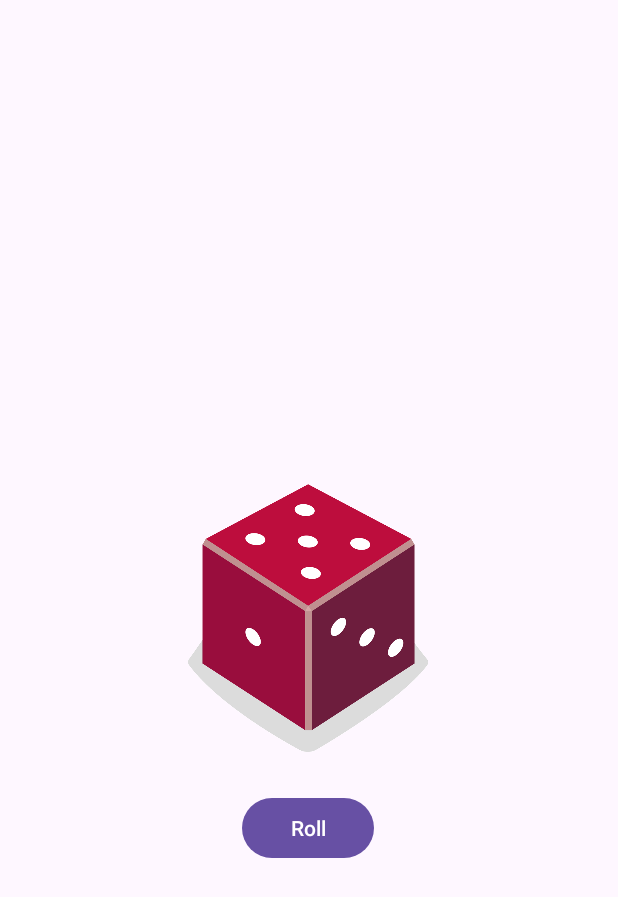
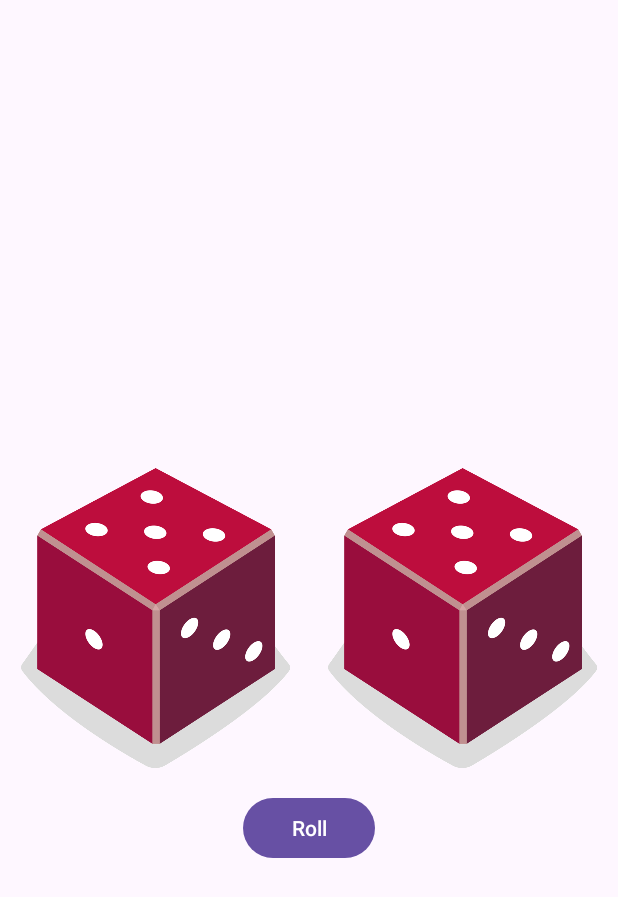
Before and after one commit to StanislavMamulin/dice-app, an Android app: the screen it shows after launch (MainActivity), on a phone screen of 412 x 824 dp. Shown: the top 897 px of the screen. Run offline under Robolectric (Android 15) with nearby library versions, the phone set to English and light mode, and no system bars.

Commit message:
feat: add second dice

```diff
--- a/app/src/main/java/com/example/diceroller/MainActivity.kt
+++ b/app/src/main/java/com/example/diceroller/MainActivity.kt
@@ -4,36 +4,43 @@ import androidx.appcompat.app.AppCompatActivity
 import android.os.Bundle
 import android.widget.Button
 import android.widget.ImageView
-import android.widget.Toast
 
 /**
  * This activity allows the user to roll a dice and view the result
  * on the screen.
  */
-class MainActivity : AppCompatActivity() {
+class MainActivity() : AppCompatActivity() {
     override fun onCreate(savedInstanceState: Bundle?) {
         super.onCreate(savedInstanceState)
         setContentView(R.layout.activity_main)
 
+        // Create new Dices object with 6 sides
+        val dice1 = Dice(6)
+        val dice2 = Dice(6)
+
+        // Find dices' ImageView in the layout
+        val dice1Image: ImageView = findViewById(R.id.dice1ImageView)
+        val dice2Image: ImageView = findViewById(R.id.dice2ImageView)
+
         val rollButton: Button = findViewById(R.id.button)
-        rollButton.setOnClickListener { rollDice() }
+        rollButton.setOnClickListener {
+            rollDice(dice1, dice1Image)
+            rollDice(dice2, dice2Image)
+        }
 
-        rollDice()
+        rollDice(dice1, dice1Image)
+        rollDice(dice2, dice2Image)
     }
 
     /**
      * Roll the dice and update the screen with the result.
      */
-    private fun rollDice() {
-        // Create new Dice object with 6 sides and roll the dice
-        val dice = Dice(6)
+    private fun rollDice(dice: Dice, diceImage: ImageView) {
         val diceRoll = dice.roll()
+        setDiceImage(diceRoll, diceImage)
+    }
 
-        Toast.makeText(this, "Dice rolled!", Toast.LENGTH_SHORT).show()
-
-        // Find the ImageView in the layout
-        val diceImage: ImageView = findViewById(R.id.imageView)
-
+    private fun setDiceImage (diceRoll: Int, diceImageView: ImageView) {
         // Determine which drawable resource ID to use based on the dice roll
         val drawableResource = when (diceRoll) {
             1 -> R.drawable.dice_1
@@ -45,10 +52,10 @@ class MainActivity : AppCompatActivity() {
         }
 
         // Update the ImageView with the correct drawable resource ID
-        diceImage.setImageResource(drawableResource)
+        diceImageView.setImageResource(drawableResource)
 
         // Update the content description
-        diceImage.contentDescription = diceRoll.toString()
+        diceImageView.contentDescription = diceRoll.toString()
     }
 }
 
--- a/app/src/main/res/layout/activity_main.xml
+++ b/app/src/main/res/layout/activity_main.xml
@@ -6,6 +6,34 @@
     android:layout_height="match_parent"
     tools:context=".MainActivity">
 
+    <LinearLayout
+        android:id="@+id/linearLayout"
+        android:layout_width="409dp"
+        android:layout_height="200dp"
+        android:orientation="horizontal"
+        app:layout_constraintBottom_toBottomOf="parent"
+        app:layout_constraintEnd_toEndOf="parent"
+        app:layout_constraintStart_toStartOf="parent"
+        app:layout_constraintTop_toTopOf="parent">
+
+        <ImageView
+            android:id="@+id/dice1ImageView"
+            android:layout_width="wrap_content"
+            android:layout_height="200dp"
+            android:layout_weight="1"
+            android:contentDescription="@string/dice_1_image"
+            tools:srcCompat="@drawable/dice_1" />
+
+        <ImageView
+            android:id="@+id/dice2ImageView"
+            android:layout_width="wrap_content"
+            android:layout_height="200dp"
+            android:layout_weight="1"
+            android:contentDescription="@string/dice_2_image"
+            tools:srcCompat="@drawable/dice_2" />
+
+    </LinearLayout>
+
     <Button
         android:id="@+id/button"
         android:layout_width="wrap_content"
@@ -13,20 +41,7 @@
         android:layout_marginTop="16dp"
         android:text="@string/roll_button"
         app:layout_constraintEnd_toEndOf="parent"
-        app:layout_constraintHorizontal_bias="0.498"
         app:layout_constraintStart_toStartOf="parent"
-        app:layout_constraintTop_toBottomOf="@+id/imageView" />
-
-    <ImageView
-        android:id="@+id/imageView"
-        android:layout_width="160dp"
-        android:layout_height="200dp"
-        android:contentDescription="@string/dice_image"
-        app:layout_constraintBottom_toBottomOf="parent"
-        app:layout_constraintEnd_toEndOf="parent"
-        app:layout_constraintHorizontal_bias="0.498"
-        app:layout_constraintStart_toStartOf="parent"
-        app:layout_constraintTop_toTopOf="parent"
-        tools:srcCompat="@drawable/dice_1" />
+        app:layout_constraintTop_toBottomOf="@+id/linearLayout" />
 
 </androidx.constraintlayout.widget.ConstraintLayout>
--- a/app/src/main/res/values/strings.xml
+++ b/app/src/main/res/values/strings.xml
@@ -1,5 +1,6 @@
 <resources>
     <string name="app_name">Dice Roller</string>
     <string name="roll_button">Roll</string>
-    <string name="dice_image">dice image</string>
+    <string name="dice_1_image">First dice image</string>
+    <string name="dice_2_image">Second dice image</string>
 </resources>
```
